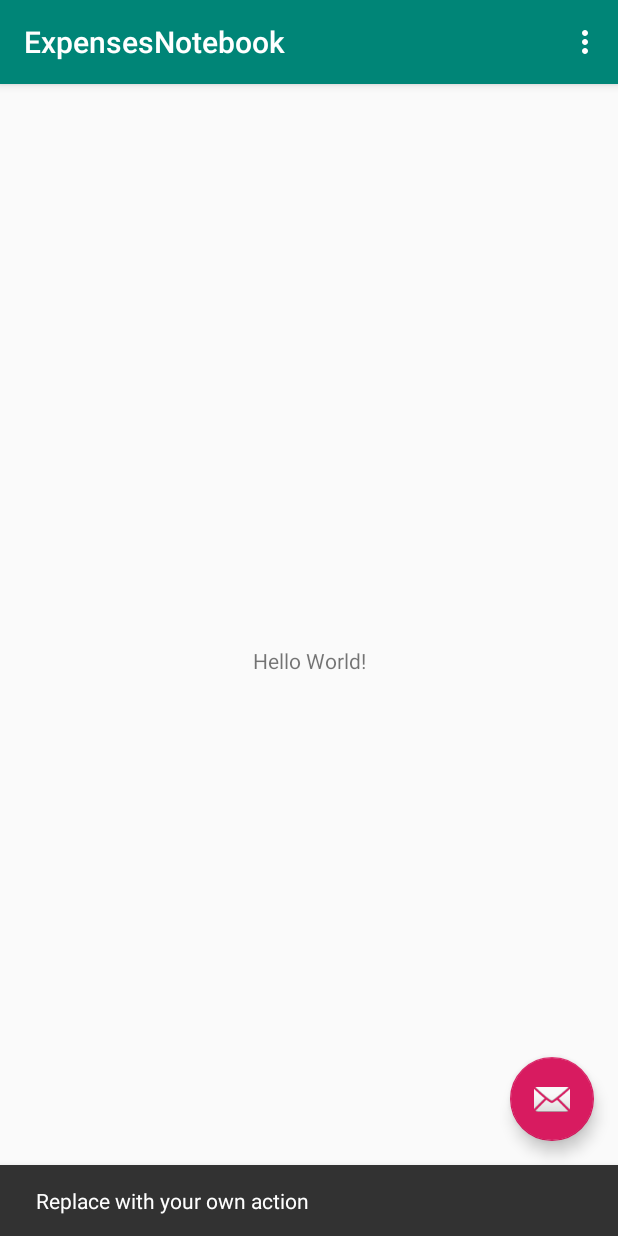
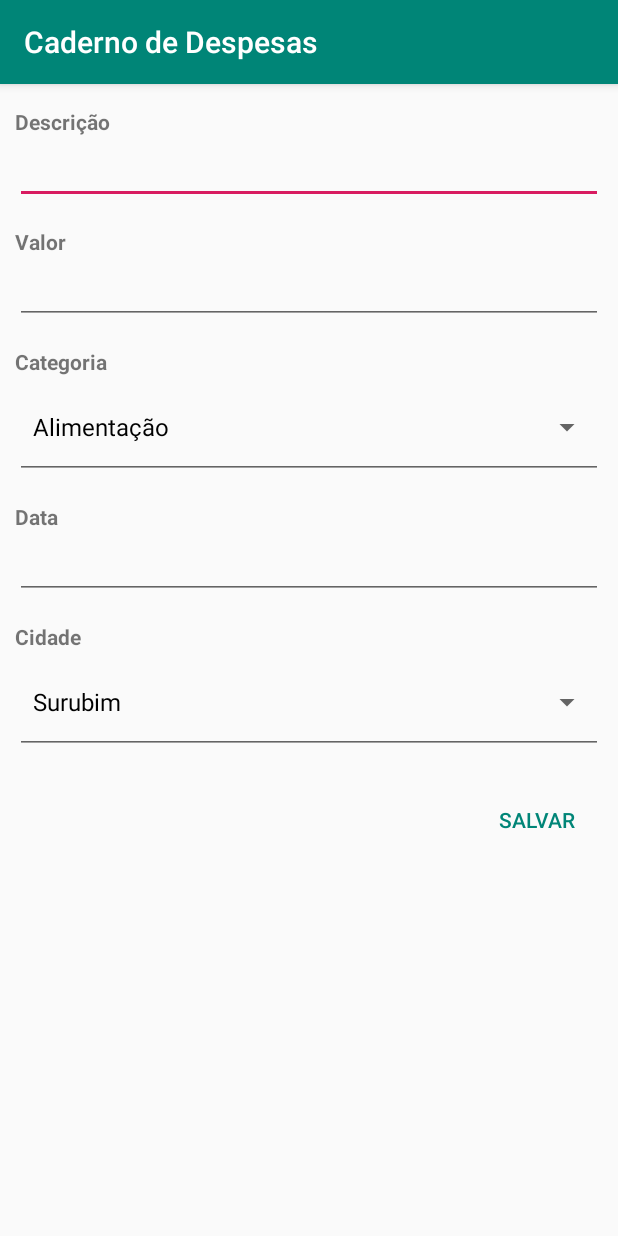
Before and after one commit to ramonsantos/expenses-notebook-android-app, an Android app: the screen it shows after launch (MainActivity before the commit, ExpenseFormActivity after it), after a tap on an icon or button, on a phone screen of 412 x 824 dp. Run offline under Robolectric (Android 15) with nearby library versions, the phone set to English and light mode, and no system bars; our stand-ins replace Room's generated code.

Commit message:
Add Expense form

```diff
--- a/app/src/main/AndroidManifest.xml
+++ b/app/src/main/AndroidManifest.xml
@@ -9,6 +9,7 @@
         android:roundIcon="@mipmap/ic_launcher_round"
         android:supportsRtl="true"
         android:theme="@style/AppTheme">
+        <activity android:name=".ui.ExpenseFormActivity"></activity>
         <activity
             android:name=".MainActivity"
             android:label="@string/app_name"
--- a/app/src/main/java/io/github/ramonsantos/expensesnotebook/MainActivity.kt
+++ b/app/src/main/java/io/github/ramonsantos/expensesnotebook/MainActivity.kt
@@ -1,23 +1,34 @@
 package io.github.ramonsantos.expensesnotebook
 
+import android.content.Intent
 import android.os.Bundle
 import com.google.android.material.snackbar.Snackbar
 import androidx.appcompat.app.AppCompatActivity
 import android.view.Menu
 import android.view.MenuItem
+import android.widget.Toast
+import io.github.ramonsantos.expensesnotebook.config.AppDatabase
+import io.github.ramonsantos.expensesnotebook.ui.ExpenseFormActivity
 
 import kotlinx.android.synthetic.main.activity_main.*
 
 class MainActivity : AppCompatActivity() {
+    private lateinit var appDatabase: AppDatabase
 
     override fun onCreate(savedInstanceState: Bundle?) {
         super.onCreate(savedInstanceState)
         setContentView(R.layout.activity_main)
         setSupportActionBar(toolbar)
 
+        appDatabase = AppDatabase.getInstance(applicationContext)
+
+        Toast.makeText(this, appDatabase.expenseDao().getAll().size.toString() , Toast.LENGTH_SHORT).show()
+
         fab.setOnClickListener { view ->
-            Snackbar.make(view, "Replace with your own action", Snackbar.LENGTH_LONG)
-                .setAction("Action", null).show()
+            val intent = Intent(this, ExpenseFormActivity::class.java).apply {
+                putExtra("TESTE", "teste")
+            }
+            startActivity(intent)
         }
     }
 
--- /dev/null
+++ b/app/src/main/java/io/github/ramonsantos/expensesnotebook/config/AppDatabase.kt
@@ -0,0 +1,31 @@
+package io.github.ramonsantos.expensesnotebook.config
+
+import android.content.Context
+import androidx.room.Database
+import androidx.room.Room
+import androidx.room.RoomDatabase
+import io.github.ramonsantos.expensesnotebook.dao.ExpenseDao
+import io.github.ramonsantos.expensesnotebook.model.Expense
+
+@Database(entities = [Expense::class], version = 1, exportSchema = false)
+abstract class AppDatabase : RoomDatabase() {
+    abstract fun expenseDao(): ExpenseDao
+
+    companion object {
+        private var INSTANCE: AppDatabase? = null
+
+        fun getInstance(context: Context): AppDatabase {
+            if (INSTANCE == null) {
+                INSTANCE = Room.databaseBuilder(
+                    context,
+                    AppDatabase::class.java,
+                    "expenses-database"
+                )
+                    .allowMainThreadQueries()
+                    .build()
+            }
+
+            return INSTANCE as AppDatabase
+        }
+    }
+}
--- /dev/null
+++ b/app/src/main/java/io/github/ramonsantos/expensesnotebook/dao/ExpenseDao.kt
@@ -0,0 +1,19 @@
+package io.github.ramonsantos.expensesnotebook.dao
+
+import androidx.room.Dao
+import androidx.room.Delete
+import androidx.room.Insert
+import androidx.room.Query
+import io.github.ramonsantos.expensesnotebook.model.Expense
+
+@Dao
+interface ExpenseDao {
+    @Query("SELECT * FROM expense")
+    fun getAll(): List<Expense>
+
+    @Insert
+    fun create(vararg expense: Expense)
+
+    @Delete
+    fun delete(expense: Expense)
+}
--- /dev/null
+++ b/app/src/main/java/io/github/ramonsantos/expensesnotebook/model/Expense.kt
@@ -0,0 +1,15 @@
+package io.github.ramonsantos.expensesnotebook.model
+
+import androidx.room.ColumnInfo
+import androidx.room.Entity
+import androidx.room.PrimaryKey
+
+@Entity
+data class Expense(
+    @PrimaryKey(autoGenerate = true) val id: Long = 0,
+    @ColumnInfo(name = "description") val description: String,
+    @ColumnInfo(name = "value") val value: Double,
+    @ColumnInfo(name = "category") val category: String,
+    @ColumnInfo(name = "place") val place: String,
+    @ColumnInfo(name = "remark") val remark: String
+)
--- /dev/null
+++ b/app/src/main/java/io/github/ramonsantos/expensesnotebook/ui/ExpenseFormActivity.kt
@@ -0,0 +1,74 @@
+package io.github.ramonsantos.expensesnotebook.ui
+
+import androidx.appcompat.app.AppCompatActivity
+import android.os.Bundle
+import android.view.View
+import android.widget.ArrayAdapter
+import android.widget.Spinner
+import android.widget.Toast
+import io.github.ramonsantos.expensesnotebook.R
+import io.github.ramonsantos.expensesnotebook.config.AppDatabase
+import io.github.ramonsantos.expensesnotebook.model.Expense
+import kotlinx.android.synthetic.main.activity_expense_form.*
+
+class ExpenseFormActivity : AppCompatActivity() {
+    private lateinit var appDatabase: AppDatabase
+    private lateinit var placeSpinner: Spinner
+    private lateinit var categoriesSpinner: Spinner
+
+    override fun onCreate(savedInstanceState: Bundle?) {
+        super.onCreate(savedInstanceState)
+        setContentView(R.layout.activity_expense_form)
+
+        buildComponents()
+
+        appDatabase = AppDatabase.getInstance(applicationContext)
+    }
+
+    fun saveExpense(view : View) {
+        appDatabase.expenseDao().create(buildExpense())
+
+        Toast.makeText(this, R.string.message_expense_created, Toast.LENGTH_SHORT).show()
+
+        super.finish()
+    }
+
+    private fun buildComponents() {
+        buildCategorySpinner()
+        buildPlaceSpinner()
+    }
+
+    private fun buildCategorySpinner() {
+        categoriesSpinner = category_spinner
+        ArrayAdapter.createFromResource(
+            this,
+            R.array.categories,
+            android.R.layout.simple_spinner_dropdown_item
+        ).also { adapter ->
+            adapter.setDropDownViewResource(android.R.layout.simple_spinner_dropdown_item)
+            categoriesSpinner.adapter = adapter
+        }
+    }
+
+    private fun buildPlaceSpinner() {
+        placeSpinner = place_spinner
+        ArrayAdapter.createFromResource(
+            this,
+            R.array.cities,
+            android.R.layout.simple_spinner_dropdown_item
+        ).also { adapter ->
+            adapter.setDropDownViewResource(android.R.layout.simple_spinner_dropdown_item)
+            placeSpinner.adapter = adapter
+        }
+    }
+
+    private fun buildExpense(): Expense {
+        val description : String = description_edit_text.text.toString()
+        val amount : Double = amount_edit_text.text.toString().toDouble()
+        val category : String = categoriesSpinner.selectedItem.toString()
+        val date: String = date_edit_text.text.toString()
+        val place : String = placeSpinner.selectedItem.toString()
+
+        return Expense(0, description, amount, category, place, "")
+    }
+}
--- /dev/null
+++ b/app/src/main/res/layout/activity_expense_form.xml
@@ -0,0 +1,138 @@
+<?xml version="1.0" encoding="utf-8"?>
+<androidx.constraintlayout.widget.ConstraintLayout
+    xmlns:android="http://schemas.android.com/apk/res/android"
+    xmlns:app="http://schemas.android.com/apk/res-auto"
+    xmlns:tools="http://schemas.android.com/tools"
+    android:layout_width="match_parent"
+    android:layout_height="match_parent"
+    app:layout_behavior="@string/appbar_scrolling_view_behavior"
+    tools:context=".ui.ExpenseFormActivity">
+
+    <TextView
+        android:id="@+id/description_text_view"
+        android:layout_width="wrap_content"
+        android:layout_height="wrap_content"
+        android:text="@string/label_description"
+        android:textStyle="bold"
+        android:layout_marginLeft="10dp"
+        android:layout_marginRight="10dp"
+        android:layout_marginTop="15dp"
+        app:layout_constraintStart_toStartOf="parent"
+        app:layout_constraintTop_toTopOf="parent" />
+
+    <EditText
+        android:id="@+id/description_edit_text"
+        android:layout_width="match_parent"
+        android:layout_height="wrap_content"
+        android:layout_marginLeft="10dp"
+        android:layout_marginRight="10dp"
+        android:ems="10"
+        android:inputType="textPersonName"
+        android:text=""
+        app:layout_constraintStart_toStartOf="parent"
+        app:layout_constraintTop_toBottomOf="@+id/description_text_view" />
+
+    <TextView
+        android:id="@+id/amount_text_view"
+        android:layout_width="wrap_content"
+        android:layout_height="wrap_content"
+        android:text="@string/label_amount"
+        android:textStyle="bold"
+        android:layout_marginLeft="10dp"
+        android:layout_marginRight="10dp"
+        android:layout_marginTop="15dp"
+        app:layout_constraintStart_toStartOf="parent"
+        app:layout_constraintTop_toBottomOf="@+id/description_edit_text" />
+
+    <EditText
+        android:id="@+id/amount_edit_text"
+        android:layout_width="match_parent"
+        android:layout_height="wrap_content"
+        android:ems="10"
+        android:inputType="numberDecimal"
+        android:layout_marginLeft="10dp"
+        android:layout_marginRight="10dp"
+        app:layout_constraintStart_toStartOf="parent"
+        app:layout_constraintTop_toBottomOf="@+id/amount_text_view" />
+
+    <TextView
+        android:id="@+id/category_text_view"
+        android:layout_width="wrap_content"
+        android:layout_height="wrap_content"
+        android:text="@string/label_category"
+        android:textStyle="bold"
+        android:layout_marginLeft="10dp"
+        android:layout_marginRight="10dp"
+        android:layout_marginTop="15dp"
+        app:layout_constraintStart_toStartOf="parent"
+        app:layout_constraintTop_toBottomOf="@+id/amount_edit_text" />
+
+    <Spinner
+        android:id="@+id/category_spinner"
+        android:layout_width="match_parent"
+        android:layout_height="wrap_content"
+        style="@style/Base.Widget.AppCompat.Spinner.Underlined"
+        android:layout_marginLeft="10dp"
+        android:layout_marginRight="10dp"
+        app:layout_constraintStart_toStartOf="parent"
+        app:layout_constraintTop_toBottomOf="@+id/category_text_view" />
+
+    <TextView
+        android:id="@+id/date_text_view"
+        android:layout_width="wrap_content"
+        android:layout_height="wrap_content"
+        android:text="@string/label_date"
+        android:textStyle="bold"
+        android:layout_marginLeft="10dp"
+        android:layout_marginRight="10dp"
+        android:layout_marginTop="15dp"
+        app:layout_constraintStart_toStartOf="parent"
+        app:layout_constraintTop_toBottomOf="@+id/category_spinner" />
+
+    <EditText
+        android:id="@+id/date_edit_text"
+        android:layout_width="match_parent"
+        android:layout_height="wrap_content"
+        android:ems="10"
+        android:inputType="textPersonName"
+        android:text=""
+        android:layout_marginLeft="10dp"
+        android:layout_marginRight="10dp"
+        app:layout_constraintStart_toStartOf="parent"
+        app:layout_constraintTop_toBottomOf="@+id/date_text_view" />
+
+    <TextView
+        android:id="@+id/place_text_view"
+        android:layout_width="wrap_content"
+        android:layout_height="wrap_content"
+        android:text="@string/label_place"
+        android:textStyle="bold"
+        android:layout_marginLeft="10dp"
+        android:layout_marginRight="10dp"
+        android:layout_marginTop="15dp"
+        app:layout_constraintStart_toStartOf="parent"
+        app:layout_constraintTop_toBottomOf="@+id/date_edit_text" />
+
+    <Spinner
+        android:id="@+id/place_spinner"
+        android:layout_width="match_parent"
+        android:layout_height="wrap_content"
+        style="@style/Base.Widget.AppCompat.Spinner.Underlined"
+        android:layout_marginLeft="10dp"
+        android:layout_marginRight="10dp"
+        app:layout_constraintStart_toStartOf="parent"
+        app:layout_constraintTop_toBottomOf="@+id/place_text_view" />
+
+    <Button
+        android:id="@+id/save_expense_button"
+        android:layout_width="wrap_content"
+        android:layout_height="wrap_content"
+        android:onClick="saveExpense"
+        android:text="@string/button_save"
+        android:background="?android:attr/selectableItemBackground"
+        android:textColor="@color/colorPrimary"
+        android:layout_marginTop="20dp"
+        android:layout_marginRight="10dp"
+        app:layout_constraintEnd_toEndOf="parent"
+        app:layout_constraintTop_toBottomOf="@+id/place_spinner" />
+</androidx.constraintlayout.widget.ConstraintLayout>
--- /dev/null
+++ b/app/src/main/res/values/arrays.xml
@@ -0,0 +1,25 @@
+<?xml version="1.0" encoding="utf-8"?>
+<resources>
+    <string-array name="cities">
+        <item>Surubim</item>
+        <item>Recife</item>
+    </string-array>
+
+    <string-array name="categories">
+        <item>Alimentação</item>
+        <item>Saúde</item>
+        <item>Transporte</item>
+        <item>Educação</item>
+        <item>Lazer</item>
+        <item>Energia Elétrica</item>
+        <item>Doações</item>
+        <item>Tarífas Bancárias</item>
+        <item>Telefonia</item>
+        <item>Animal de Estimação</item>
+        <item>Presentes</item>
+        <item>Vestuário e Cosmético</item>
+        <item>Gastos com Casa</item>
+        <item>Manutenção da Casa</item>
+        <item>Aluguel Moradia</item>
+    </string-array>
+</resources>
--- a/app/src/main/res/values/strings.xml
+++ b/app/src/main/res/values/strings.xml
@@ -1,4 +1,14 @@
 <resources>
-    <string name="app_name">ExpensesNotebook</string>
-    <string name="action_settings">Settings</string>
+    <string name="app_name">Caderno de Despesas</string>
+
+    <string name="action_settings">Configurações</string>
+
+    <string name="message_expense_created">Despesa criada com sucesso!</string>
+
+    <string name="label_description">Descrição</string>
+    <string name="label_amount">Valor</string>
+    <string name="label_category">Categoria</string>
+    <string name="label_date">Data</string>
+    <string name="label_place">Cidade</string>
+    <string name="button_save">Salvar</string>
 </resources>
--- a/gradle.properties
+++ b/gradle.properties
@@ -19,3 +19,5 @@ android.useAndroidX=true
 android.enableJetifier=true
 # Kotlin code style for this project: "official" or "obsolete":
 kotlin.code.style=official
+
+kapt.incremental.apt=true
```
Also changed, not shown: app/build.gradle (+9 -0 lines).
